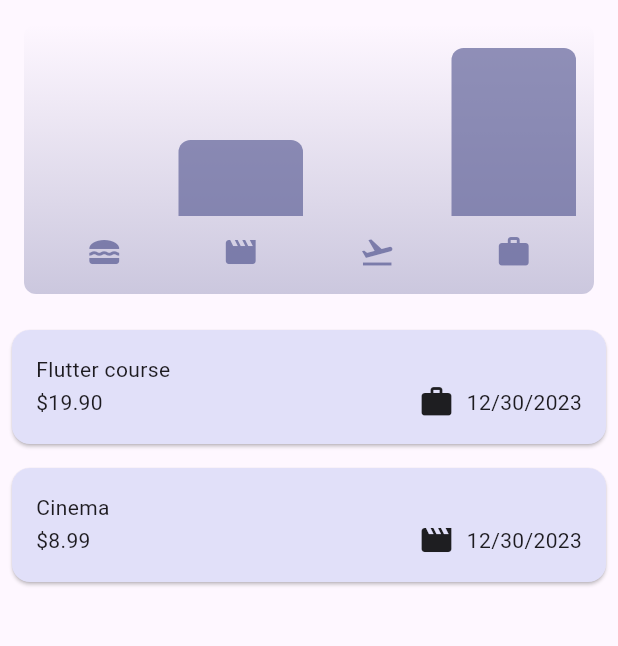
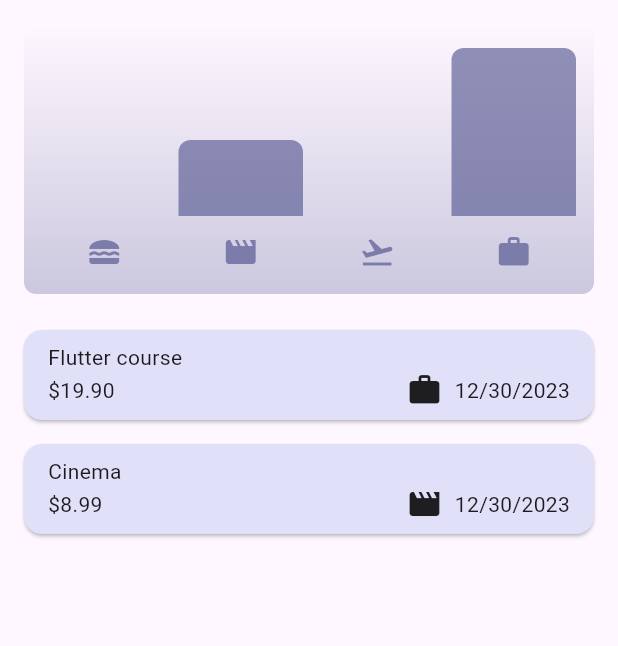
Before and after one commit to fillipessampaio/flutter_expense_tracker, a Flutter app: the screen it shows after launch, on a phone screen of 412 x 824 dp, the part 84-730 px from its top. Run offline on Flutter 3.47's test engine with Material 3 defaults, Android fonts, the phone set to English and light mode, and no system bars.

Commit message:
Adding responsive feature

```diff
--- a/lib/widgets/expenses.dart
+++ b/lib/widgets/expenses.dart
@@ -65,10 +65,16 @@ class _ExpensesState extends State<Expenses> {
 
   @override
   Widget build(BuildContext context) {
-    Widget mainContent = const Center(child: Text('No expense registered. Please add some.'));
+    final width = MediaQuery.of(context).size.width;
+    final height = MediaQuery.of(context).size.height;
+    final screenIsPortrait = height >= width;
+
+    Widget mainContent =
+        const Center(child: Text('No expense registered. Please add some.'));
 
     if (_registeredExpenses.isNotEmpty) {
-      mainContent = ExpensesList(expenses: _registeredExpenses, onRemoveExpense: _removeExpense);
+      mainContent = ExpensesList(
+          expenses: _registeredExpenses, onRemoveExpense: _removeExpense);
     }
 
     return Scaffold(
@@ -81,12 +87,19 @@ class _ExpensesState extends State<Expenses> {
           ),
         ],
       ),
-      body: Column(
+      body: screenIsPortrait
+          ? Column(
               children: [
                 Chart(expenses: _registeredExpenses),
+                Expanded(child: mainContent),
+              ],
+            )
+          : Row(
+              children: [
                 Expanded(
-            child: mainContent
+                  child: Chart(expenses: _registeredExpenses),
                 ),
+                Expanded(child: mainContent),
               ],
             ),
     );
--- a/lib/widgets/expenses_list/expense_item.dart
+++ b/lib/widgets/expenses_list/expense_item.dart
@@ -9,8 +9,9 @@ class ExpenseItem extends StatelessWidget {
   @override
   Widget build(BuildContext context) {
     return Card(
+      margin: const EdgeInsets.symmetric(horizontal: 16, vertical: 8),
       child: Padding(
-        padding: const EdgeInsets.all(16),
+        padding: const EdgeInsets.symmetric(horizontal: 16, vertical: 8),
         child: Column(
           crossAxisAlignment: CrossAxisAlignment.start,
           children: [
--- a/lib/widgets/new_expense.dart
+++ b/lib/widgets/new_expense.dart
@@ -74,8 +74,11 @@ class _NewExpenseState extends State<NewExpense> {
 
   @override
   Widget build(BuildContext context) {
-    return Padding(
-      padding: const EdgeInsets.all(16),
+    final keyboardSpace = MediaQuery.of(context).viewInsets.bottom;
+    return SizedBox(height: double.infinity,
+      child: SingleChildScrollView(
+        child: Padding(
+          padding: EdgeInsets.fromLTRB(16, 16, 16, keyboardSpace + 16),
           child: Column(
             children: [
               TextField(
@@ -160,6 +163,8 @@ class _NewExpenseState extends State<NewExpense> {
               ),
             ],
           ),
+        ),
+      ),
     );
   }
 }
```
Also changed, not shown: lib/main.dart (+6 -1 lines). Lines whose indentation alone changed are shown as unchanged.
